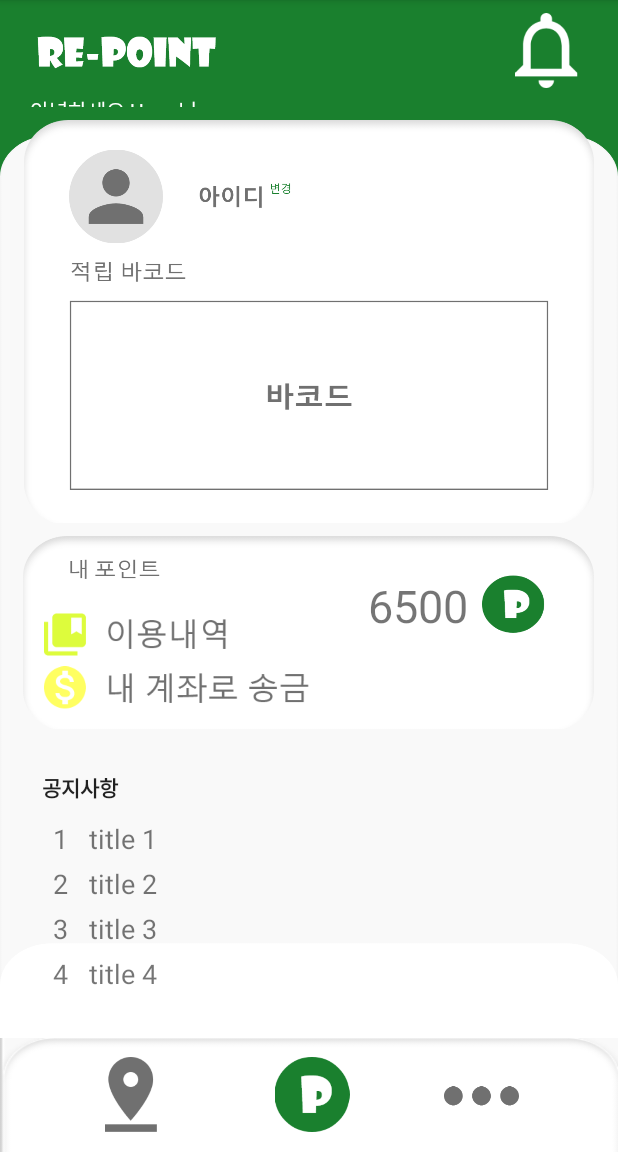
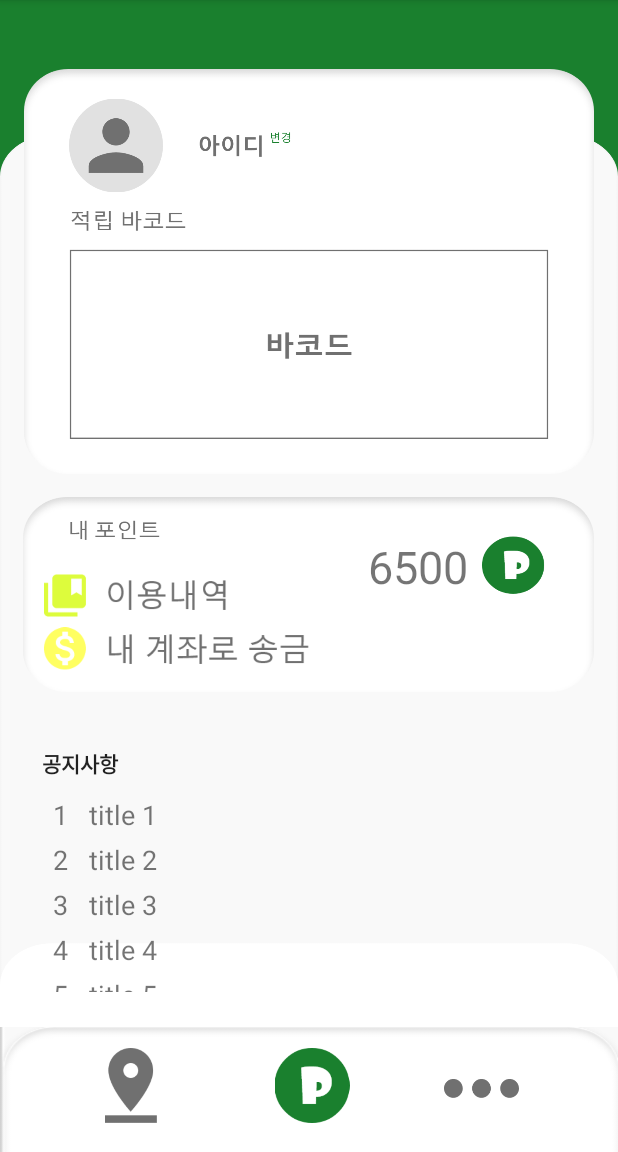
Before and after one commit to JM0015/KLIV, an Android app: the screen it shows after launch (MainActivity), on a phone screen of 412 x 824 dp, the part 84-1236 px from its top. Run offline under Robolectric (Android 15) with nearby library versions, the phone set to English and light mode, and no system bars; 1 statement that could not run was skipped.

Commit message:
deleted all bars

```diff
--- a/app/src/main/res/layout/activity_loading.xml
+++ b/app/src/main/res/layout/activity_loading.xml
@@ -1,13 +1,14 @@
 <?xml version="1.0" encoding="utf-8"?>
-<LinearLayout xmlns:android="http://schemas.android.com/apk/res/android"
+<androidx.constraintlayout.widget.ConstraintLayout xmlns:android="http://schemas.android.com/apk/res/android"
     xmlns:app="http://schemas.android.com/apk/res-auto"
     xmlns:tools="http://schemas.android.com/tools"
+    android:id="@+id/linearLayout2"
     android:layout_width="match_parent"
     android:layout_height="match_parent"
-    android:orientation="vertical"
     tools:context=".MainActivity">
 
     <TextView
+        android:id="@+id/textView4"
         android:layout_width="wrap_content"
         android:layout_height="wrap_content"
         android:text="KLIV Project!"
@@ -19,8 +20,8 @@
 
     <ImageView
         android:id="@+id/imageView"
-        android:layout_width="157dp"
-        android:layout_height="70dp"
+        android:layout_width="178dp"
+        android:layout_height="wrap_content"
         app:layout_constraintBottom_toBottomOf="parent"
         app:layout_constraintEnd_toEndOf="parent"
         app:layout_constraintStart_toStartOf="parent"
@@ -28,4 +29,4 @@
         app:layout_constraintVertical_bias="0.499"
         app:srcCompat="@drawable/re_point" />
 
-</LinearLayout>
+</androidx.constraintlayout.widget.ConstraintLayout>
--- a/app/src/main/res/layout/activity_main.xml
+++ b/app/src/main/res/layout/activity_main.xml
@@ -20,49 +20,6 @@
             android:layout_height="10dp"
             android:layout_weight="1" />
 
-        <LinearLayout
-            android:layout_width="match_parent"
-            android:layout_height="50dp"
-            android:orientation="horizontal">
-
-            <Space
-                android:layout_width="10dp"
-                android:layout_height="match_parent"
-                android:layout_weight="1" />
-
-            <ImageView
-                android:id="@+id/imageView2"
-                android:layout_width="127dp"
-                android:layout_height="50dp"
-                app:srcCompat="@drawable/re_point_white" />
-
-            <Space
-                android:layout_width="50dp"
-                android:layout_height="wrap_content"
-                android:layout_weight="1" />
-
-            <Space
-                android:layout_width="100dp"
-                android:layout_height="wrap_content"
-                android:layout_weight="1" />
-
-            <ImageButton
-                android:id="@+id/imageButton"
-                android:layout_width="51dp"
-                android:layout_height="50dp"
-                android:layout_weight="1"
-                android:background="@android:color/transparent"
-                android:contentDescription="white_bell"
-                android:padding="0dp"
-                android:scaleType="fitCenter"
-                app:srcCompat="@drawable/bell_white" />
-
-            <Space
-                android:layout_width="wrap_content"
-                android:layout_height="wrap_content"
-                android:layout_weight="1" />
-        </LinearLayout>
-
         <Space
             android:layout_width="match_parent"
             android:layout_height="5dp"
@@ -79,13 +36,6 @@
                 android:layout_height="wrap_content"
                 android:layout_weight="1" />
 
-            <TextView
-                android:id="@+id/textView"
-                android:layout_width="match_parent"
-                android:layout_height="wrap_content"
-                android:layout_weight="1"
-                android:text="안녕하세요 User 님"
-                android:textColor="@android:color/white" />
         </LinearLayout>
 
         <Space
--- a/app/src/main/res/layout/activity_map.xml
+++ b/app/src/main/res/layout/activity_map.xml
@@ -6,17 +6,11 @@
     android:layout_height="match_parent"
     android:orientation="vertical">
 
-    <ImageView
-        android:id="@+id/imageView6"
-        android:layout_width="match_parent"
-        android:layout_height="80dp"
-        app:srcCompat="@drawable/app_bar_white" />
-
     <fragment
         android:id="@+id/map_fragment"
         android:name="com.google.android.gms.maps.SupportMapFragment"
         android:layout_width="match_parent"
-        android:layout_height="550dp" />
+        android:layout_height="650dp" />
 
     <LinearLayout
         android:id="@+id/linearLayout"
```
